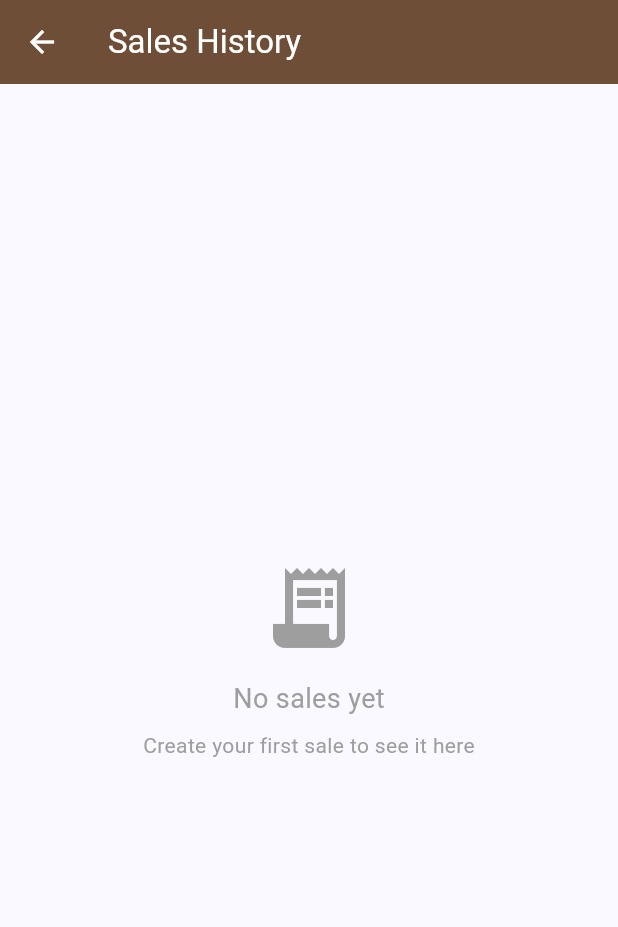
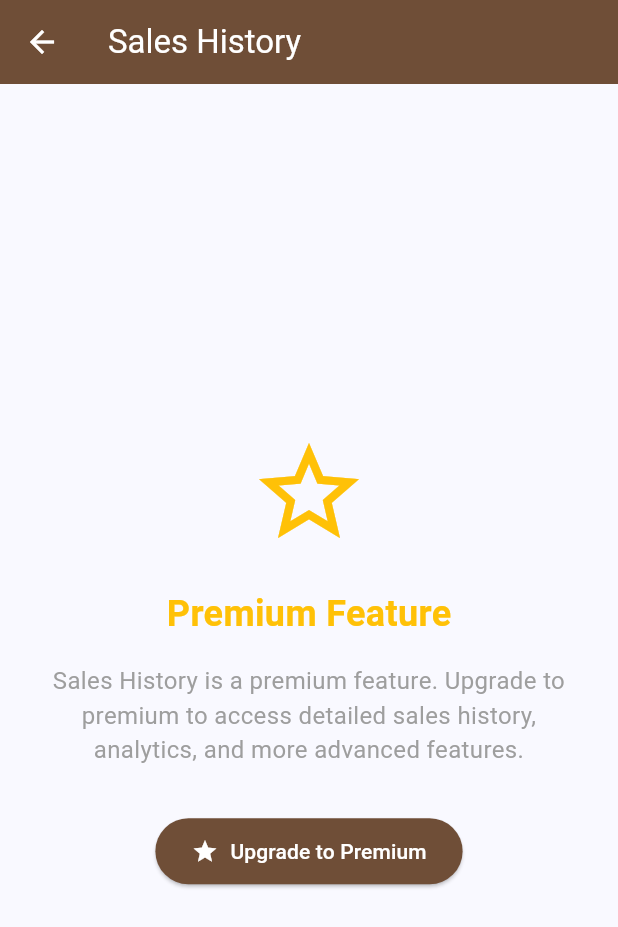
Before and after one commit to Saisinare/cafe_app, a Flutter app: the SalesHistoryScreen screen opened directly, on a phone screen of 412 x 824 dp. Shown: the top 927 px of the screen. Run offline on Flutter 3.47's test engine with Material 3 defaults, Android fonts, the phone set to English and light mode, and no system bars; our stand-ins replace cloud_firestore, firebase_auth, firebase_core, firebase_storage, fl_chart, flutter_speed_dial and 1 more; missing offline and left inert: esc_pos_utils_plus, print_bluetooth_thermal, razorpay_flutter; accounts and stored records are empty.

Commit message:
button changes

```diff
--- a/lib/pages/sales/sales_history_screen.dart
+++ b/lib/pages/sales/sales_history_screen.dart
@@ -1,14 +1,129 @@
 import 'package:flutter/material.dart';
 import '../../services/firestore_service.dart';
 import '../../models/sales.dart';
+import '../../models/premium_subscription.dart';
 import '../../services/receipt_printer_service.dart';
+import '../premium/premium_subscription_screen.dart';
 
 
-class SalesHistoryScreen extends StatelessWidget {
+class SalesHistoryScreen extends StatefulWidget {
   const SalesHistoryScreen({super.key});
 
   @override
+  State<SalesHistoryScreen> createState() => _SalesHistoryScreenState();
+}
+
+class _SalesHistoryScreenState extends State<SalesHistoryScreen> {
+  PremiumSubscription? _currentSubscription;
+  bool _isLoadingPremium = true;
+
+  @override
+  void initState() {
+    super.initState();
+    _checkPremiumStatus();
+  }
+
+  void _checkPremiumStatus() {
+    try {
+      final subscriptionStream = FirestoreService.instance.streamCurrentUserSubscription();
+      subscriptionStream.listen((subscription) {
+        if (mounted) {
+          setState(() {
+            _currentSubscription = subscription;
+            _isLoadingPremium = false;
+          });
+        }
+      }, onError: (error) {
+        if (mounted) {
+          setState(() {
+            _isLoadingPremium = false;
+          });
+          print('Error checking premium status: $error');
+        }
+      });
+    } catch (e) {
+      if (mounted) {
+        setState(() {
+          _isLoadingPremium = false;
+        });
+      }
+      print('Error setting up premium status stream: $e');
+    }
+  }
+
+
+  @override
   Widget build(BuildContext context) {
+    // Show loading while checking premium status
+    if (_isLoadingPremium) {
+      return Scaffold(
+        appBar: AppBar(
+          title: const Text("Sales History"),
+          backgroundColor: const Color(0xFF6F4E37),
+          foregroundColor: Colors.white,
+        ),
+        body: const Center(child: CircularProgressIndicator()),
+      );
+    }
+
+    // Check if user has premium access
+    if (_currentSubscription?.isValid != true) {
+      return Scaffold(
+        appBar: AppBar(
+          title: const Text("Sales History"),
+          backgroundColor: const Color(0xFF6F4E37),
+          foregroundColor: Colors.white,
+        ),
+        body: Center(
+          child: Column(
+            mainAxisAlignment: MainAxisAlignment.center,
+            children: [
+              const Icon(
+                Icons.star_border,
+                size: 80,
+                color: Colors.amber,
+              ),
+              const SizedBox(height: 24),
+              const Text(
+                'Premium Feature',
+                style: TextStyle(
+                  fontSize: 24,
+                  fontWeight: FontWeight.bold,
+                  color: Colors.amber,
+                ),
+              ),
+              const SizedBox(height: 16),
+              const Padding(
+                padding: EdgeInsets.symmetric(horizontal: 32),
+                child: Text(
+                  'Sales History is a premium feature. Upgrade to premium to access detailed sales history, analytics, and more advanced features.',
+                  textAlign: TextAlign.center,
+                  style: TextStyle(fontSize: 16, color: Colors.grey),
+                ),
+              ),
+              const SizedBox(height: 32),
+              ElevatedButton.icon(
+                onPressed: () {
+                  Navigator.push(
+                    context,
+                    MaterialPageRoute(builder: (context) => const PremiumSubscriptionScreen()),
+                  );
+                },
+                icon: const Icon(Icons.star),
+                label: const Text('Upgrade to Premium'),
+                style: ElevatedButton.styleFrom(
+                  backgroundColor: const Color(0xFF6F4E37),
+                  foregroundColor: Colors.white,
+                  padding: const EdgeInsets.symmetric(horizontal: 24, vertical: 12),
+                ),
+              ),
+            ],
+          ),
+        ),
+      );
+    }
+
+    // User has premium access, show the sales history
     return Scaffold(
       appBar: AppBar(
         title: const Text("Sales History"),
```
Also changed, not shown: lib/pages/home/home_page.dart (+29 -9 lines), lib/pages/main_layout.dart (+23 -3 lines), 5 other files.
